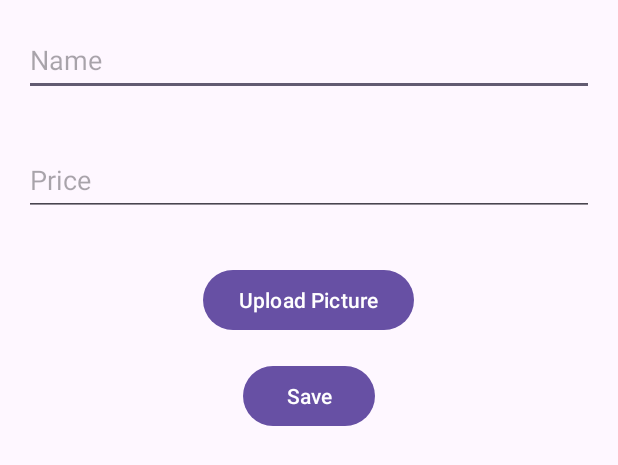
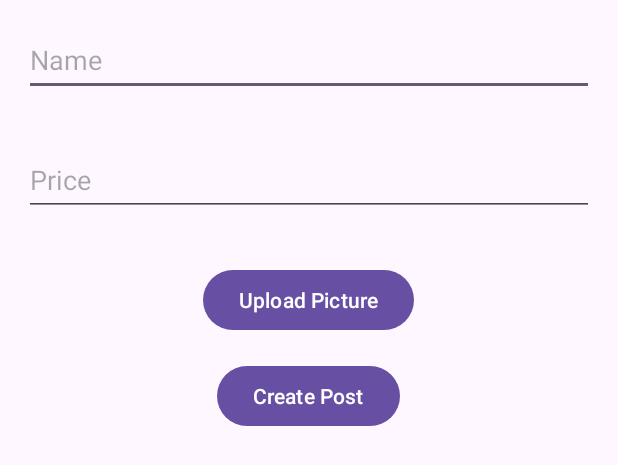
Before and after one commit to D4RA/FlyKicks, an Android app: the layout upload_item_modal.xml on its own in the app's theme, with its tools: preview values and no code run, on a phone screen of 412 x 824 dp. Shown: the top 465 px of the screen. Run offline under Robolectric (Android 15) with nearby library versions, the phone set to English and light mode, and no system bars.

Commit message:
Updated modal

```diff
--- a/app/src/main/java/com/example/cs4048project/activity/ShopActivity.java
+++ b/app/src/main/java/com/example/cs4048project/activity/ShopActivity.java
@@ -239,14 +239,14 @@ public class ShopActivity extends AppCompatActivity {
                     @Override
                     public void onSuccess(Void aVoid) {
                         Log.d("Firestore", "DocumentSnapshot added with ID: " + currentUser);
-                        Toast.makeText(ShopActivity.this, "Profile saved successfully", Toast.LENGTH_SHORT).show();
+                        Toast.makeText(ShopActivity.this, "Post created successfully", Toast.LENGTH_SHORT).show();
                     }
                 })
                 .addOnFailureListener(new OnFailureListener() {
                     @Override
                     public void onFailure(@NonNull Exception e) {
                         Log.e("Firestore", "Error adding document", e);
-                        Toast.makeText(ShopActivity.this, "Failed to save profile", Toast.LENGTH_SHORT).show();
+                        Toast.makeText(ShopActivity.this, "Failed to save post", Toast.LENGTH_SHORT).show();
                     }
                 });
 
--- a/app/src/main/res/layout/upload_item_modal.xml
+++ b/app/src/main/res/layout/upload_item_modal.xml
@@ -52,7 +52,7 @@
         android:layout_height="wrap_content"
         android:layout_below="@id/button_upload_picture"
         android:layout_centerHorizontal="true"
-        android:text="Save"
+        android:text="Create Post"
         android:layout_marginTop="16dp"/>
 
     <!-- Placeholder for uploaded picture -->
```
